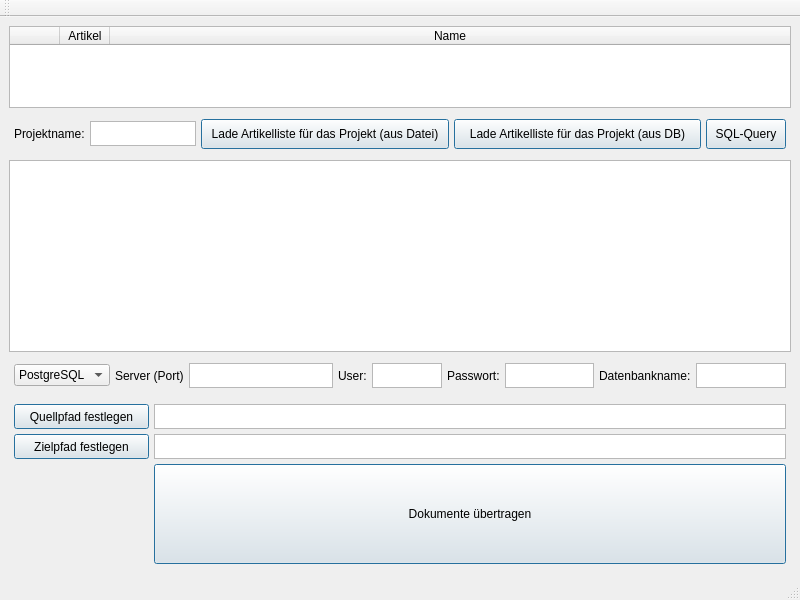
The window that ui/mainwindow.ui (creativeSloth/SUN_Article_Fetcher) describes before a commit, drawn with Qt 5.
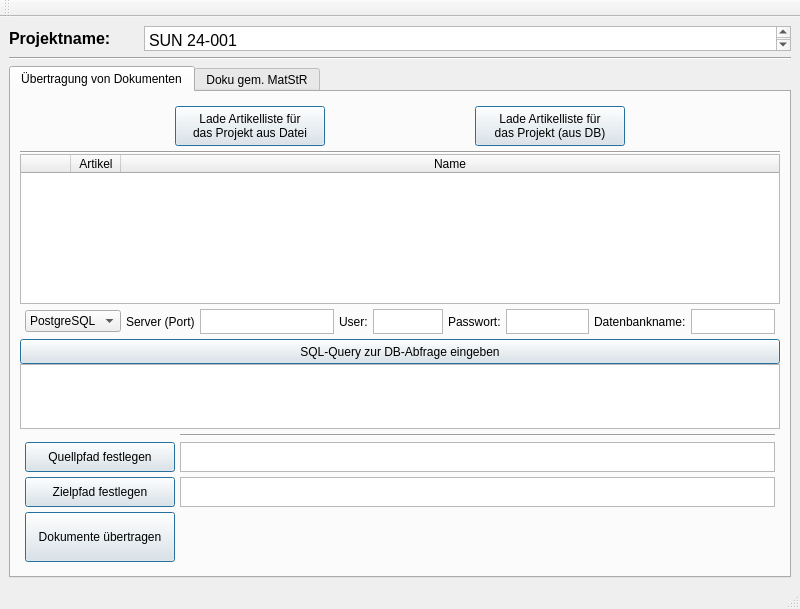
The same window after the commit.

Commit message: Changed GUI: added Tab-Widget

```diff
--- a/ui/mainwindow.ui
+++ b/ui/mainwindow.ui
@@ -7,7 +7,7 @@
     <x>0</x>
     <y>0</y>
     <width>800</width>
-    <height>600</height>
+    <height>609</height>
    </rect>
   </property>
   <property name="sizePolicy">
@@ -21,8 +21,142 @@
   </property>
   <widget class="QWidget" name="centralwidget">
    <layout class="QGridLayout" name="gridLayout">
+    <item row="3" column="0">
+     <widget class="QTabWidget" name="tabWidget">
+      <property name="currentIndex">
+       <number>0</number>
+      </property>
+      <property name="iconSize">
+       <size>
+        <width>16</width>
+        <height>16</height>
+       </size>
+      </property>
+      <property name="elideMode">
+       <enum>Qt::ElideMiddle</enum>
+      </property>
+      <property name="tabsClosable">
+       <bool>false</bool>
+      </property>
+      <property name="tabBarAutoHide">
+       <bool>false</bool>
+      </property>
+      <widget class="QWidget" name="tab1">
+       <property name="enabled">
+        <bool>true</bool>
+       </property>
+       <property name="minimumSize">
+        <size>
+         <width>0</width>
+         <height>0</height>
+        </size>
+       </property>
+       <attribute name="title">
+        <string>Übertragung von Dokumenten</string>
+       </attribute>
+       <layout class="QGridLayout" name="gridLayout_3">
+        <property name="horizontalSpacing">
+         <number>50</number>
+        </property>
     <item row="0" column="0">
-     <layout class="QVBoxLayout" name="verticalLayout" stretch="500,50,0,150,0">
+         <layout class="QVBoxLayout" name="verticalLayout" stretch="10,50,10,0,0,0,0">
+          <item>
+           <layout class="QGridLayout" name="gridLayout_4">
+            <property name="leftMargin">
+             <number>5</number>
+            </property>
+            <property name="topMargin">
+             <number>5</number>
+            </property>
+            <property name="rightMargin">
+             <number>5</number>
+            </property>
+            <property name="bottomMargin">
+             <number>5</number>
+            </property>
+            <item row="0" column="3">
+             <widget class="QPushButton" name="load_articles_db_btn">
+              <property name="minimumSize">
+               <size>
+                <width>0</width>
+                <height>40</height>
+               </size>
+              </property>
+              <property name="maximumSize">
+               <size>
+                <width>150</width>
+                <height>40</height>
+               </size>
+              </property>
+              <property name="font">
+               <font>
+                <underline>false</underline>
+               </font>
+              </property>
+              <property name="text">
+               <string>Lade Artikelliste für 
+das Projekt (aus DB)</string>
+              </property>
+              <property name="default">
+               <bool>true</bool>
+              </property>
+             </widget>
+            </item>
+            <item row="0" column="2">
+             <widget class="QPushButton" name="load_articles_file_btn">
+              <property name="sizePolicy">
+               <sizepolicy hsizetype="Expanding" vsizetype="Expanding">
+                <horstretch>0</horstretch>
+                <verstretch>0</verstretch>
+               </sizepolicy>
+              </property>
+              <property name="minimumSize">
+               <size>
+                <width>0</width>
+                <height>40</height>
+               </size>
+              </property>
+              <property name="maximumSize">
+               <size>
+                <width>150</width>
+                <height>40</height>
+               </size>
+              </property>
+              <property name="font">
+               <font>
+                <underline>false</underline>
+               </font>
+              </property>
+              <property name="text">
+               <string>Lade Artikelliste für
+das Projekt aus Datei</string>
+              </property>
+              <property name="checkable">
+               <bool>false</bool>
+              </property>
+              <property name="checked">
+               <bool>false</bool>
+              </property>
+              <property name="autoDefault">
+               <bool>false</bool>
+              </property>
+              <property name="default">
+               <bool>true</bool>
+              </property>
+              <property name="flat">
+               <bool>false</bool>
+              </property>
+             </widget>
+            </item>
+           </layout>
+          </item>
+          <item>
+           <widget class="Line" name="line_2">
+            <property name="orientation">
+             <enum>Qt::Horizontal</enum>
+            </property>
+           </widget>
+          </item>
       <item>
        <widget class="QTableWidget" name="articles_list">
         <property name="enabled">
@@ -34,6 +168,12 @@
           <verstretch>0</verstretch>
          </sizepolicy>
         </property>
+            <property name="minimumSize">
+             <size>
+              <width>0</width>
+              <height>150</height>
+             </size>
+            </property>
         <property name="cornerButtonEnabled">
          <bool>true</bool>
         </property>
@@ -90,175 +230,6 @@
         </column>
        </widget>
       </item>
-      <item>
-       <layout class="QHBoxLayout" name="horizontalLayout" stretch="0,30,70,70,20">
-        <property name="spacing">
-         <number>5</number>
-        </property>
-        <property name="leftMargin">
-         <number>5</number>
-        </property>
-        <property name="topMargin">
-         <number>5</number>
-        </property>
-        <property name="rightMargin">
-         <number>5</number>
-        </property>
-        <property name="bottomMargin">
-         <number>5</number>
-        </property>
-        <item>
-         <widget class="QLabel" name="project_label">
-          <property name="sizePolicy">
-           <sizepolicy hsizetype="Expanding" vsizetype="Expanding">
-            <horstretch>0</horstretch>
-            <verstretch>0</verstretch>
-           </sizepolicy>
-          </property>
-          <property name="minimumSize">
-           <size>
-            <width>0</width>
-            <height>0</height>
-           </size>
-          </property>
-          <property name="maximumSize">
-           <size>
-            <width>2245</width>
-            <height>25</height>
-           </size>
-          </property>
-          <property name="text">
-           <string>Projektname:</string>
-          </property>
-         </widget>
-        </item>
-        <item>
-         <widget class="QPlainTextEdit" name="project">
-          <property name="sizePolicy">
-           <sizepolicy hsizetype="Expanding" vsizetype="Expanding">
-            <horstretch>0</horstretch>
-            <verstretch>0</verstretch>
-           </sizepolicy>
-          </property>
-          <property name="minimumSize">
-           <size>
-            <width>0</width>
-            <height>0</height>
-           </size>
-          </property>
-          <property name="maximumSize">
-           <size>
-            <width>16777215</width>
-            <height>25</height>
-           </size>
-          </property>
-          <property name="sizeIncrement">
-           <size>
-            <width>0</width>
-            <height>0</height>
-           </size>
-          </property>
-          <property name="cursor" stdset="0">
-           <cursorShape>IBeamCursor</cursorShape>
-          </property>
-          <property name="plainText">
-           <string/>
-          </property>
-         </widget>
-        </item>
-        <item>
-         <widget class="QPushButton" name="load_articles_file_btn">
-          <property name="sizePolicy">
-           <sizepolicy hsizetype="Expanding" vsizetype="Expanding">
-            <horstretch>0</horstretch>
-            <verstretch>0</verstretch>
-           </sizepolicy>
-          </property>
-          <property name="minimumSize">
-           <size>
-            <width>0</width>
-            <height>30</height>
-           </size>
-          </property>
-          <property name="maximumSize">
-           <size>
-            <width>16777215</width>
-            <height>30</height>
-           </size>
-          </property>
-          <property name="text">
-           <string>Lade Artikelliste für das Projekt (aus Datei)</string>
-          </property>
-          <property name="checkable">
-           <bool>false</bool>
-          </property>
-          <property name="checked">
-           <bool>false</bool>
-          </property>
-          <property name="autoDefault">
-           <bool>false</bool>
-          </property>
-          <property name="default">
-           <bool>true</bool>
-          </property>
-          <property name="flat">
-           <bool>false</bool>
-          </property>
-         </widget>
-        </item>
-        <item>
-         <widget class="QPushButton" name="load_articles_db_btn">
-          <property name="minimumSize">
-           <size>
-            <width>0</width>
-            <height>30</height>
-           </size>
-          </property>
-          <property name="text">
-           <string>Lade Artikelliste für das Projekt (aus DB)</string>
-          </property>
-          <property name="default">
-           <bool>true</bool>
-          </property>
-         </widget>
-        </item>
-        <item>
-         <widget class="QPushButton" name="sql_query_btn">
-          <property name="minimumSize">
-           <size>
-            <width>0</width>
-            <height>30</height>
-           </size>
-          </property>
-          <property name="text">
-           <string>SQL-Query</string>
-          </property>
-          <property name="default">
-           <bool>true</bool>
-          </property>
-         </widget>
-        </item>
-       </layout>
-      </item>
-      <item>
-       <widget class="QPlainTextEdit" name="query_input">
-        <property name="enabled">
-         <bool>true</bool>
-        </property>
-        <property name="tabChangesFocus">
-         <bool>false</bool>
-        </property>
-        <property name="undoRedoEnabled">
-         <bool>true</bool>
-        </property>
-        <property name="plainText">
-         <string/>
-        </property>
-        <property name="textInteractionFlags">
-         <set>Qt::TextEditorInteraction</set>
-        </property>
-       </widget>
-      </item>
       <item>
        <layout class="QHBoxLayout" name="horizontalLayout_2" stretch="50,30,80,0,10,10,50,0,50">
         <property name="spacing">
@@ -361,25 +332,63 @@
        </layout>
       </item>
       <item>
-       <layout class="QFormLayout" name="formLayout_2">
+           <widget class="QPushButton" name="sql_query_btn">
+            <property name="minimumSize">
+             <size>
+              <width>0</width>
+              <height>25</height>
+             </size>
+            </property>
+            <property name="text">
+             <string>SQL-Query zur DB-Abfrage eingeben</string>
+            </property>
+            <property name="default">
+             <bool>true</bool>
+            </property>
+           </widget>
+          </item>
+          <item>
+           <widget class="QPlainTextEdit" name="query_input">
+            <property name="enabled">
+             <bool>true</bool>
+            </property>
+            <property name="minimumSize">
+             <size>
+              <width>0</width>
+              <height>10</height>
+             </size>
+            </property>
+            <property name="sizeIncrement">
+             <size>
+              <width>0</width>
+              <height>500</height>
+             </size>
+            </property>
+            <property name="autoFillBackground">
+             <bool>true</bool>
+            </property>
+            <property name="frameShadow">
+             <enum>QFrame::Raised</enum>
+            </property>
+            <property name="tabChangesFocus">
+             <bool>false</bool>
+            </property>
+            <property name="undoRedoEnabled">
+             <bool>true</bool>
+            </property>
+            <property name="plainText">
+             <string/>
+            </property>
+            <property name="textInteractionFlags">
+             <set>Qt::TextEditorInteraction</set>
+            </property>
+           </widget>
+          </item>
+          <item>
+           <layout class="QGridLayout" name="gridLayout_2">
         <property name="sizeConstraint">
          <enum>QLayout::SetNoConstraint</enum>
         </property>
-        <property name="fieldGrowthPolicy">
-         <enum>QFormLayout::AllNonFixedFieldsGrow</enum>
-        </property>
-        <property name="rowWrapPolicy">
-         <enum>QFormLayout::WrapLongRows</enum>
-        </property>
-        <property name="labelAlignment">
-         <set>Qt::AlignLeading|Qt::AlignLeft|Qt::AlignVCenter</set>
-        </property>
-        <property name="horizontalSpacing">
-         <number>5</number>
-        </property>
-        <property name="verticalSpacing">
-         <number>5</number>
-        </property>
         <property name="leftMargin">
          <number>5</number>
         </property>
@@ -392,54 +401,10 @@
         <property name="bottomMargin">
          <number>5</number>
         </property>
-        <item row="0" column="0">
-         <widget class="QPushButton" name="source_path_btn">
-          <property name="sizePolicy">
-           <sizepolicy hsizetype="Expanding" vsizetype="Expanding">
-            <horstretch>0</horstretch>
-            <verstretch>0</verstretch>
-           </sizepolicy>
-          </property>
-          <property name="minimumSize">
-           <size>
-            <width>135</width>
-            <height>0</height>
-           </size>
-          </property>
-          <property name="maximumSize">
-           <size>
-            <width>150</width>
-            <height>16777215</height>
-           </size>
-          </property>
-          <property name="text">
-           <string>Quellpfad festlegen</string>
-          </property>
-          <property name="default">
-           <bool>true</bool>
-          </property>
-         </widget>
-        </item>
-        <item row="0" column="1">
-         <widget class="QPlainTextEdit" name="source_path_text">
-          <property name="sizePolicy">
-           <sizepolicy hsizetype="Expanding" vsizetype="Expanding">
-            <horstretch>0</horstretch>
-            <verstretch>0</verstretch>
-           </sizepolicy>
-          </property>
-          <property name="maximumSize">
-           <size>
-            <width>16777215</width>
-            <height>25</height>
-           </size>
-          </property>
-          <property name="plainText">
-           <string/>
-          </property>
-         </widget>
-        </item>
-        <item row="1" column="0">
+            <property name="spacing">
+             <number>5</number>
+            </property>
+            <item row="3" column="0">
          <widget class="QPushButton" name="target_path_btn">
           <property name="sizePolicy">
            <sizepolicy hsizetype="Expanding" vsizetype="Expanding">
@@ -450,13 +415,13 @@
           <property name="minimumSize">
            <size>
             <width>135</width>
-            <height>0</height>
+                <height>30</height>
            </size>
           </property>
           <property name="maximumSize">
            <size>
             <width>150</width>
-            <height>16777215</height>
+                <height>40</height>
            </size>
           </property>
           <property name="text">
@@ -473,17 +438,51 @@
           </property>
          </widget>
         </item>
-        <item row="1" column="1">
+            <item row="3" column="1">
          <widget class="QPlainTextEdit" name="target_path_text">
+              <property name="minimumSize">
+               <size>
+                <width>0</width>
+                <height>30</height>
+               </size>
+              </property>
           <property name="maximumSize">
            <size>
             <width>16777215</width>
-            <height>25</height>
+                <height>40</height>
            </size>
           </property>
          </widget>
         </item>
-        <item row="2" column="1">
+            <item row="2" column="0">
+             <widget class="QPushButton" name="source_path_btn">
+              <property name="sizePolicy">
+               <sizepolicy hsizetype="Expanding" vsizetype="Expanding">
+                <horstretch>0</horstretch>
+                <verstretch>0</verstretch>
+               </sizepolicy>
+              </property>
+              <property name="minimumSize">
+               <size>
+                <width>135</width>
+                <height>30</height>
+               </size>
+              </property>
+              <property name="maximumSize">
+               <size>
+                <width>150</width>
+                <height>40</height>
+               </size>
+              </property>
+              <property name="text">
+               <string>Quellpfad festlegen</string>
+              </property>
+              <property name="default">
+               <bool>true</bool>
+              </property>
+             </widget>
+            </item>
+            <item row="4" column="0">
          <widget class="QPushButton" name="paste_docs_btn">
           <property name="sizePolicy">
            <sizepolicy hsizetype="Expanding" vsizetype="Expanding">
@@ -494,12 +493,12 @@
           <property name="minimumSize">
            <size>
             <width>135</width>
-            <height>100</height>
+                <height>50</height>
            </size>
           </property>
           <property name="maximumSize">
            <size>
-            <width>4564566</width>
+                <width>150</width>
             <height>100</height>
            </size>
           </property>
@@ -511,9 +510,305 @@
           </property>
          </widget>
         </item>
+            <item row="2" column="1">
+             <widget class="QPlainTextEdit" name="source_path_text">
+              <property name="sizePolicy">
+               <sizepolicy hsizetype="Expanding" vsizetype="Expanding">
+                <horstretch>0</horstretch>
+                <verstretch>0</verstretch>
+               </sizepolicy>
+              </property>
+              <property name="minimumSize">
+               <size>
+                <width>0</width>
+                <height>30</height>
+               </size>
+              </property>
+              <property name="maximumSize">
+               <size>
+                <width>16777215</width>
+                <height>40</height>
+               </size>
+              </property>
+              <property name="plainText">
+               <string/>
+              </property>
+             </widget>
+            </item>
+            <item row="1" column="1">
+             <widget class="Line" name="line_3">
+              <property name="orientation">
+               <enum>Qt::Horizontal</enum>
+              </property>
+             </widget>
+            </item>
        </layout>
       </item>
      </layout>
+        </item>
+       </layout>
+      </widget>
+      <widget class="QWidget" name="tab_2">
+       <attribute name="title">
+        <string>Doku gem. MatStR</string>
+       </attribute>
+       <layout class="QGridLayout" name="gridLayout_7">
+        <item row="0" column="0">
+         <layout class="QVBoxLayout" name="verticalLayout_2" stretch="0,0,0,0">
+          <item>
+           <widget class="Line" name="line_4">
+            <property name="orientation">
+             <enum>Qt::Horizontal</enum>
+            </property>
+           </widget>
+          </item>
+          <item>
+           <widget class="QPushButton" name="sql_query_2_btn">
+            <property name="minimumSize">
+             <size>
+              <width>0</width>
+              <height>25</height>
+             </size>
+            </property>
+            <property name="text">
+             <string>SQL-Query zur DB-Abfrage eingeben</string>
+            </property>
+            <property name="default">
+             <bool>true</bool>
+            </property>
+           </widget>
+          </item>
+          <item>
+           <widget class="QPlainTextEdit" name="query_2_input">
+            <property name="enabled">
+             <bool>true</bool>
+            </property>
+            <property name="minimumSize">
+             <size>
+              <width>0</width>
+              <height>10</height>
+             </size>
+            </property>
+            <property name="sizeIncrement">
+             <size>
+              <width>0</width>
+              <height>500</height>
+             </size>
+            </property>
+            <property name="autoFillBackground">
+             <bool>true</bool>
+            </property>
+            <property name="frameShadow">
+             <enum>QFrame::Raised</enum>
+            </property>
+            <property name="tabChangesFocus">
+             <bool>false</bool>
+            </property>
+            <property name="undoRedoEnabled">
+             <bool>true</bool>
+            </property>
+            <property name="plainText">
+             <string/>
+            </property>
+            <property name="textInteractionFlags">
+             <set>Qt::TextEditorInteraction</set>
+            </property>
+           </widget>
+          </item>
+          <item>
+           <layout class="QGridLayout" name="gridLayout_6">
+            <property name="sizeConstraint">
+             <enum>QLayout::SetNoConstraint</enum>
+            </property>
+            <property name="leftMargin">
+             <number>5</number>
+            </property>
+            <property name="topMargin">
+             <number>5</number>
+            </property>
+            <property name="rightMargin">
+             <number>5</number>
+            </property>
+            <property name="bottomMargin">
+             <number>5</number>
+            </property>
+            <property name="spacing">
+             <number>5</number>
+            </property>
+            <item row="3" column="0">
+             <widget class="QPushButton" name="creat_doc_1">
+              <property name="sizePolicy">
+               <sizepolicy hsizetype="Expanding" vsizetype="Expanding">
+                <horstretch>0</horstretch>
+                <verstretch>0</verstretch>
+               </sizepolicy>
+              </property>
+              <property name="minimumSize">
+               <size>
+                <width>135</width>
+                <height>50</height>
+               </size>
+              </property>
+              <property name="maximumSize">
+               <size>
+                <width>150</width>
+                <height>100</height>
+               </size>
+              </property>
+              <property name="text">
+               <string>Doku gemäß
+MaStR erzeugen</string>
+              </property>
+              <property name="default">
+               <bool>true</bool>
+              </property>
+             </widget>
+            </item>
+            <item row="2" column="0">
+             <widget class="QPushButton" name="target_path_btn_2">
+              <property name="sizePolicy">
+               <sizepolicy hsizetype="Expanding" vsizetype="Expanding">
+                <horstretch>0</horstretch>
+                <verstretch>0</verstretch>
+               </sizepolicy>
+              </property>
+              <property name="minimumSize">
+               <size>
+                <width>135</width>
+                <height>30</height>
+               </size>
+              </property>
+              <property name="maximumSize">
+               <size>
+                <width>150</width>
+                <height>40</height>
+               </size>
+              </property>
+              <property name="text">
+               <string>Zielpfad festlegen</string>
+              </property>
+              <property name="autoDefault">
+               <bool>false</bool>
+              </property>
+              <property name="default">
+               <bool>true</bool>
+              </property>
+              <property name="flat">
+               <bool>false</bool>
+              </property>
+             </widget>
+            </item>
+            <item row="2" column="1">
+             <widget class="QPlainTextEdit" name="target_path_text_2">
+              <property name="minimumSize">
+               <size>
+                <width>0</width>
+                <height>30</height>
+               </size>
+              </property>
+              <property name="maximumSize">
+               <size>
+                <width>16777215</width>
+                <height>40</height>
+               </size>
+              </property>
+             </widget>
+            </item>
+            <item row="1" column="1">
+             <widget class="Line" name="line_5">
+              <property name="orientation">
+               <enum>Qt::Horizontal</enum>
+              </property>
+             </widget>
+            </item>
+           </layout>
+          </item>
+         </layout>
+        </item>
+       </layout>
+      </widget>
+     </widget>
+    </item>
+    <item row="0" column="0">
+     <layout class="QHBoxLayout" name="horizontalLayout" stretch="20,100">
+      <item>
+       <widget class="QLabel" name="project_label">
+        <property name="sizePolicy">
+         <sizepolicy hsizetype="Expanding" vsizetype="Expanding">
+          <horstretch>0</horstretch>
+          <verstretch>0</verstretch>
+         </sizepolicy>
+        </property>
+        <property name="minimumSize">
+         <size>
+          <width>0</width>
+          <height>0</height>
+         </size>
+        </property>
+        <property name="maximumSize">
+         <size>
+          <width>2245</width>
+          <height>25</height>
+         </size>
+        </property>
+        <property name="font">
+         <font>
+          <pointsize>12</pointsize>
+          <bold>true</bold>
+         </font>
+        </property>
+        <property name="text">
+         <string>Projektname:</string>
+        </property>
+       </widget>
+      </item>
+      <item>
+       <widget class="QPlainTextEdit" name="project">
+        <property name="sizePolicy">
+         <sizepolicy hsizetype="Expanding" vsizetype="Expanding">
+          <horstretch>0</horstretch>
+          <verstretch>0</verstretch>
+         </sizepolicy>
+        </property>
+        <property name="minimumSize">
+         <size>
+          <width>0</width>
+          <height>0</height>
+         </size>
+        </property>
+        <property name="maximumSize">
+         <size>
+          <width>16777215</width>
+          <height>25</height>
+         </size>
+        </property>
+        <property name="sizeIncrement">
+         <size>
+          <width>0</width>
+          <height>0</height>
+         </size>
+        </property>
+        <property name="font">
+         <font>
+          <pointsize>12</pointsize>
+         </font>
+        </property>
+        <property name="cursor" stdset="0">
+         <cursorShape>IBeamCursor</cursorShape>
+        </property>
+        <property name="plainText">
+         <string>SUN 24-001</string>
+        </property>
+       </widget>
+      </item>
+     </layout>
+    </item>
+    <item row="2" column="0">
+     <widget class="Line" name="line">
+      <property name="orientation">
+       <enum>Qt::Horizontal</enum>
+      </property>
+     </widget>
     </item>
    </layout>
   </widget>
```
Lines whose indentation alone changed are shown as unchanged. The commit also changes 5 other files.
